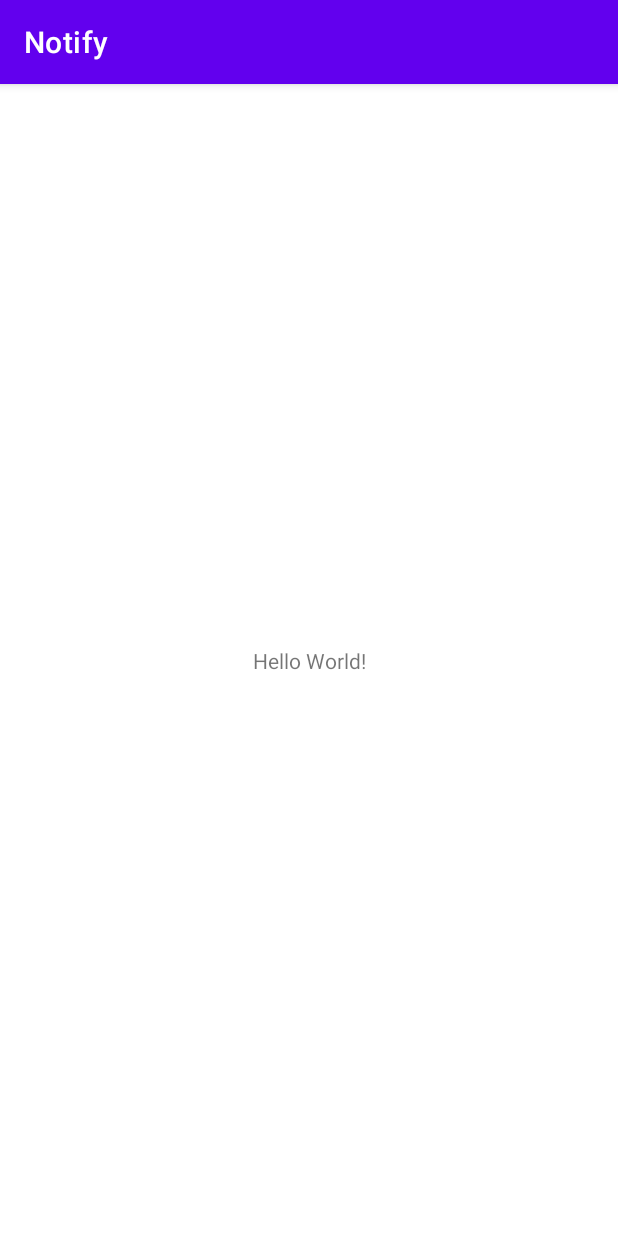
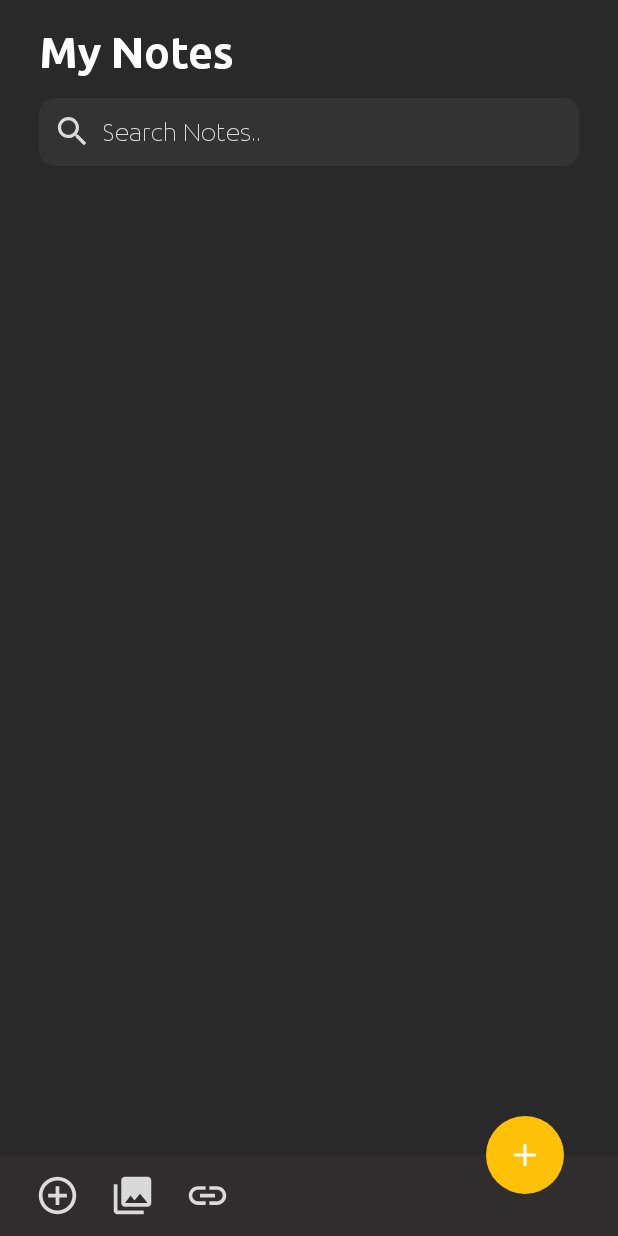
Before and after one commit to anandarpit/Notify, an Android app: the screen it shows after launch (MainActivity), on a phone screen of 412 x 824 dp. Run offline under Robolectric (Android 15) with nearby library versions, the phone set to English and light mode, and no system bars; our stand-ins replace sdp/ssp sizes.

Commit message:
main page created

```diff
--- /dev/null
+++ b/app/src/main/res/drawable/background_add.xml
@@ -0,0 +1,4 @@
+<?xml version="1.0" encoding="utf-8"?>
+<shape android:shape="oval" xmlns:android="http://schemas.android.com/apk/res/android">
+<solid android:color="#FFC107"/>
+</shape>
--- /dev/null
+++ b/app/src/main/res/drawable/background_search.xml
@@ -0,0 +1,5 @@
+<?xml version="1.0" encoding="utf-8"?>
+<shape android:shape="rectangle" xmlns:android="http://schemas.android.com/apk/res/android">
+<solid android:color="#333333"/>
+    <corners android:radius="@dimen/_8sdp"/>
+</shape>
--- /dev/null
+++ b/app/src/main/res/drawable/ic_baseline_add.xml
@@ -0,0 +1,5 @@
+<vector android:height="24dp" android:tint="#DBDBDB"
+    android:viewportHeight="24" android:viewportWidth="24"
+    android:width="24dp" xmlns:android="http://schemas.android.com/apk/res/android">
+    <path android:fillColor="@android:color/white" android:pathData="M13,7h-2v4L7,11v2h4v4h2v-4h4v-2h-4L13,7zM12,2C6.48,2 2,6.48 2,12s4.48,10 10,10 10,-4.48 10,-10S17.52,2 12,2zM12,20c-4.41,0 -8,-3.59 -8,-8s3.59,-8 8,-8 8,3.59 8,8 -3.59,8 -8,8z"/>
+</vector>
--- /dev/null
+++ b/app/src/main/res/drawable/ic_baseline_add_plain.xml
@@ -0,0 +1,5 @@
+<vector android:height="24dp" android:tint="#FFFFFF"
+    android:viewportHeight="24" android:viewportWidth="24"
+    android:width="24dp" xmlns:android="http://schemas.android.com/apk/res/android">
+    <path android:fillColor="@android:color/white" android:pathData="M19,13h-6v6h-2v-6H5v-2h6V5h2v6h6v2z"/>
+</vector>
--- /dev/null
+++ b/app/src/main/res/drawable/ic_baseline_insert_link.xml
@@ -0,0 +1,5 @@
+<vector android:height="24dp" android:tint="#DBDBDB"
+    android:viewportHeight="24" android:viewportWidth="24"
+    android:width="24dp" xmlns:android="http://schemas.android.com/apk/res/android">
+    <path android:fillColor="@android:color/white" android:pathData="M3.9,12c0,-1.71 1.39,-3.1 3.1,-3.1h4L11,7L7,7c-2.76,0 -5,2.24 -5,5s2.24,5 5,5h4v-1.9L7,15.1c-1.71,0 -3.1,-1.39 -3.1,-3.1zM8,13h8v-2L8,11v2zM17,7h-4v1.9h4c1.71,0 3.1,1.39 3.1,3.1s-1.39,3.1 -3.1,3.1h-4L13,17h4c2.76,0 5,-2.24 5,-5s-2.24,-5 -5,-5z"/>
+</vector>
--- /dev/null
+++ b/app/src/main/res/drawable/ic_baseline_photo.xml
@@ -0,0 +1,5 @@
+<vector android:height="24dp" android:tint="#D9D9D9"
+    android:viewportHeight="24" android:viewportWidth="24"
+    android:width="24dp" xmlns:android="http://schemas.android.com/apk/res/android">
+    <path android:fillColor="@android:color/white" android:pathData="M22,16L22,4c0,-1.1 -0.9,-2 -2,-2L8,2c-1.1,0 -2,0.9 -2,2v12c0,1.1 0.9,2 2,2h12c1.1,0 2,-0.9 2,-2zM11,12l2.03,2.71L16,11l4,5L8,16l3,-4zM2,6v14c0,1.1 0.9,2 2,2h14v-2L4,20L4,6L2,6z"/>
+</vector>
--- /dev/null
+++ b/app/src/main/res/drawable/ic_baseline_search.xml
@@ -0,0 +1,5 @@
+<vector android:height="24dp" android:tint="#DBDBDB"
+    android:viewportHeight="24" android:viewportWidth="24"
+    android:width="24dp" xmlns:android="http://schemas.android.com/apk/res/android">
+    <path android:fillColor="@android:color/white" android:pathData="M15.5,14h-0.79l-0.28,-0.27C15.41,12.59 16,11.11 16,9.5 16,5.91 13.09,3 9.5,3S3,5.91 3,9.5 5.91,16 9.5,16c1.61,0 3.09,-0.59 4.23,-1.57l0.27,0.28v0.79l5,4.99L20.49,19l-4.99,-5zM9.5,14C7.01,14 5,11.99 5,9.5S7.01,5 9.5,5 14,7.01 14,9.5 11.99,14 9.5,14z"/>
+</vector>
--- a/app/src/main/res/layout/activity_main.xml
+++ b/app/src/main/res/layout/activity_main.xml
@@ -4,15 +4,115 @@
     xmlns:tools="http://schemas.android.com/tools"
     android:layout_width="match_parent"
     android:layout_height="match_parent"
+    android:background="#292929"
     tools:context=".MainActivity">
 
     <TextView
+        android:id="@+id/textView"
         android:layout_width="wrap_content"
         android:layout_height="wrap_content"
-        android:text="Hello World!"
-        app:layout_constraintBottom_toBottomOf="parent"
-        app:layout_constraintLeft_toLeftOf="parent"
-        app:layout_constraintRight_toRightOf="parent"
+        android:layout_marginTop="4dp"
+        android:fontFamily="@font/ubuntu_bold"
+        android:paddingLeft="@dimen/_20sdp"
+        android:paddingTop="@dimen/_10sdp"
+        android:text="My Notes"
+        android:textColor="#ffffff"
+        android:textSize="@dimen/_22sdp"
+        app:layout_constraintEnd_toEndOf="parent"
+        app:layout_constraintHorizontal_bias="0.0"
+        app:layout_constraintStart_toStartOf="parent"
         app:layout_constraintTop_toTopOf="parent" />
 
+    <LinearLayout
+        android:id="@+id/linearLayout"
+        android:layout_width="match_parent"
+        android:layout_height="wrap_content"
+        android:layout_marginHorizontal="@dimen/_20sdp"
+        android:layout_marginTop="@dimen/_10sdp"
+        android:background="@drawable/background_search"
+        android:orientation="horizontal"
+        android:paddingHorizontal="@dimen/_7sdp"
+        app:layout_constraintEnd_toEndOf="parent"
+        app:layout_constraintHorizontal_bias="0"
+        app:layout_constraintStart_toStartOf="parent"
+        app:layout_constraintTop_toBottomOf="@+id/textView">
+
+        <ImageView
+            android:layout_width="@dimen/_20sdp"
+            android:layout_height="@dimen/_20sdp"
+            android:layout_gravity="center"
+            android:src="@drawable/ic_baseline_search" />
+
+        <EditText
+            android:layout_width="match_parent"
+            android:layout_height="@dimen/_35sdp"
+            android:background="@null"
+            android:fontFamily="@font/ubuntu_light"
+            android:hint="Search Notes.."
+            android:imeOptions="actionDone"
+            android:importantForAutofill="no"
+            android:inputType="text"
+            android:paddingHorizontal="@dimen/_5sdp"
+            android:textColor="#ffffff"
+            android:textColorHint="#DBDBDB"
+            android:textSize="@dimen/_13ssp" />
+    </LinearLayout>
+
+    <androidx.recyclerview.widget.RecyclerView
+        android:layout_width="match_parent"
+        android:layout_height="0dp"
+        android:clipToPadding="false"
+        android:paddingHorizontal="@dimen/_5sdp"
+        android:paddingVertical="@dimen/_8sdp"
+        app:layout_constraintBottom_toTopOf="@+id/linearLayout2"
+        app:layout_constraintEnd_toEndOf="parent"
+        app:layout_constraintStart_toStartOf="parent"
+        app:layout_constraintTop_toBottomOf="@+id/linearLayout" />
+
+    <LinearLayout
+        android:id="@+id/linearLayout2"
+        android:layout_width="match_parent"
+        android:layout_height="wrap_content"
+        android:background="#2F2D2E"
+        android:orientation="horizontal"
+        android:paddingLeft="@dimen/_10sdp"
+        app:layout_constraintBottom_toBottomOf="parent"
+        app:layout_constraintEnd_toEndOf="parent"
+        app:layout_constraintStart_toStartOf="parent">
+
+        <ImageView
+            android:layout_width="@dimen/_23sdp"
+            android:layout_height="@dimen/_23sdp"
+            android:layout_marginHorizontal="10dp"
+            android:layout_marginVertical="12dp"
+            android:src="@drawable/ic_baseline_add" />
+
+        <ImageView
+            android:layout_width="@dimen/_23sdp"
+            android:layout_height="@dimen/_23sdp"
+            android:layout_marginHorizontal="10dp"
+            android:layout_marginVertical="12dp"
+            android:src="@drawable/ic_baseline_photo" />
+
+        <ImageView
+            android:layout_width="@dimen/_23sdp"
+            android:layout_height="@dimen/_23sdp"
+            android:layout_marginHorizontal="10dp"
+            android:layout_marginVertical="12dp"
+            android:src="@drawable/ic_baseline_insert_link" />
+    </LinearLayout>
+
+    <ImageView
+        android:layout_width="@dimen/_40sdp"
+        android:layout_height="@dimen/_40sdp"
+        android:background="@drawable/background_add"
+        android:padding="@dimen/_10sdp"
+        android:src="@drawable/ic_baseline_add_plain"
+        app:layout_constraintHorizontal_bias="0.9"
+        app:layout_constraintBottom_toTopOf="@id/linearLayout2"
+        app:layout_constraintEnd_toEndOf="parent"
+        app:layout_constraintStart_toStartOf="parent"
+        app:layout_constraintTop_toTopOf="@id/linearLayout2" />
+
+
 </androidx.constraintlayout.widget.ConstraintLayout>
--- a/app/src/main/res/values-night/themes.xml
+++ b/app/src/main/res/values-night/themes.xml
@@ -1,9 +1,9 @@
 <resources xmlns:tools="http://schemas.android.com/tools">
     <!-- Base application theme. -->
-    <style name="Theme.Notify" parent="Theme.MaterialComponents.DayNight.DarkActionBar">
+    <style name="Theme.Notify" parent="Theme.MaterialComponents.DayNight.NoActionBar">
         <!-- Primary brand color. -->
-        <item name="colorPrimary">@color/purple_200</item>
-        <item name="colorPrimaryVariant">@color/purple_700</item>
+        <item name="colorPrimary">#333333</item>
+        <item name="colorPrimaryVariant">#323131</item>
         <item name="colorOnPrimary">@color/black</item>
         <!-- Secondary brand color. -->
         <item name="colorSecondary">@color/teal_200</item>
--- a/app/src/main/res/values/themes.xml
+++ b/app/src/main/res/values/themes.xml
@@ -1,9 +1,9 @@
 <resources xmlns:tools="http://schemas.android.com/tools">
     <!-- Base application theme. -->
-    <style name="Theme.Notify" parent="Theme.MaterialComponents.DayNight.DarkActionBar">
+    <style name="Theme.Notify" parent="Theme.MaterialComponents.DayNight.NoActionBar">
         <!-- Primary brand color. -->
-        <item name="colorPrimary">@color/purple_500</item>
-        <item name="colorPrimaryVariant">@color/purple_700</item>
+        <item name="colorPrimary">#333333</item>
+        <item name="colorPrimaryVariant">#323131</item>
         <item name="colorOnPrimary">@color/white</item>
         <!-- Secondary brand color. -->
         <item name="colorSecondary">@color/teal_200</item>
```
